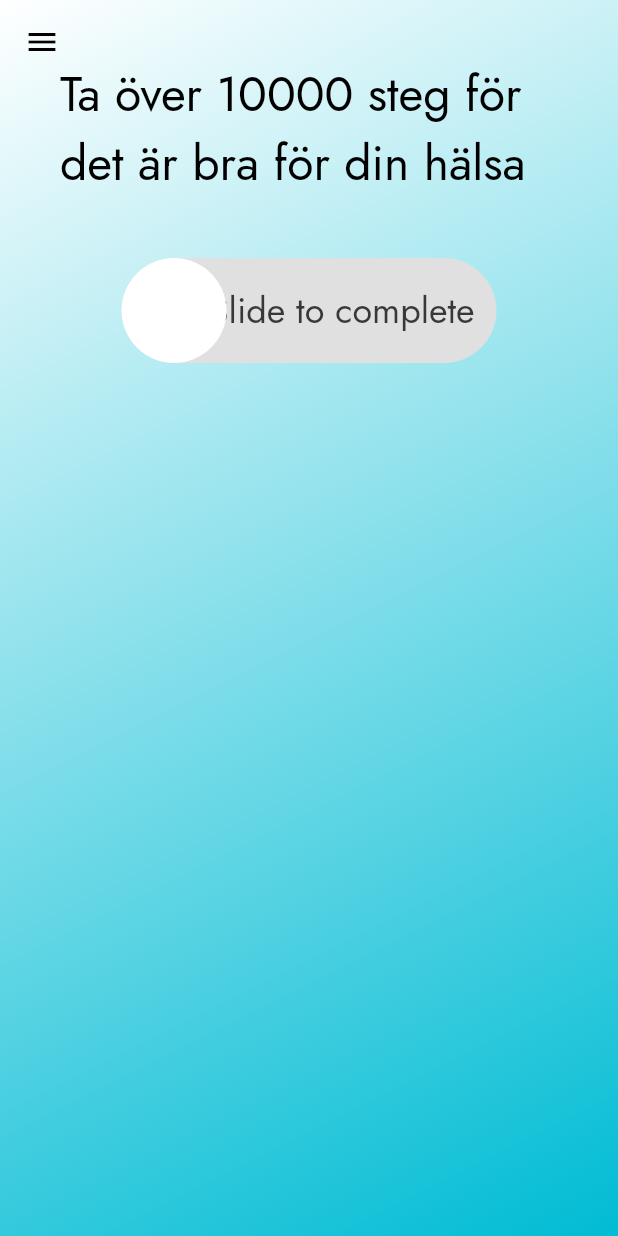
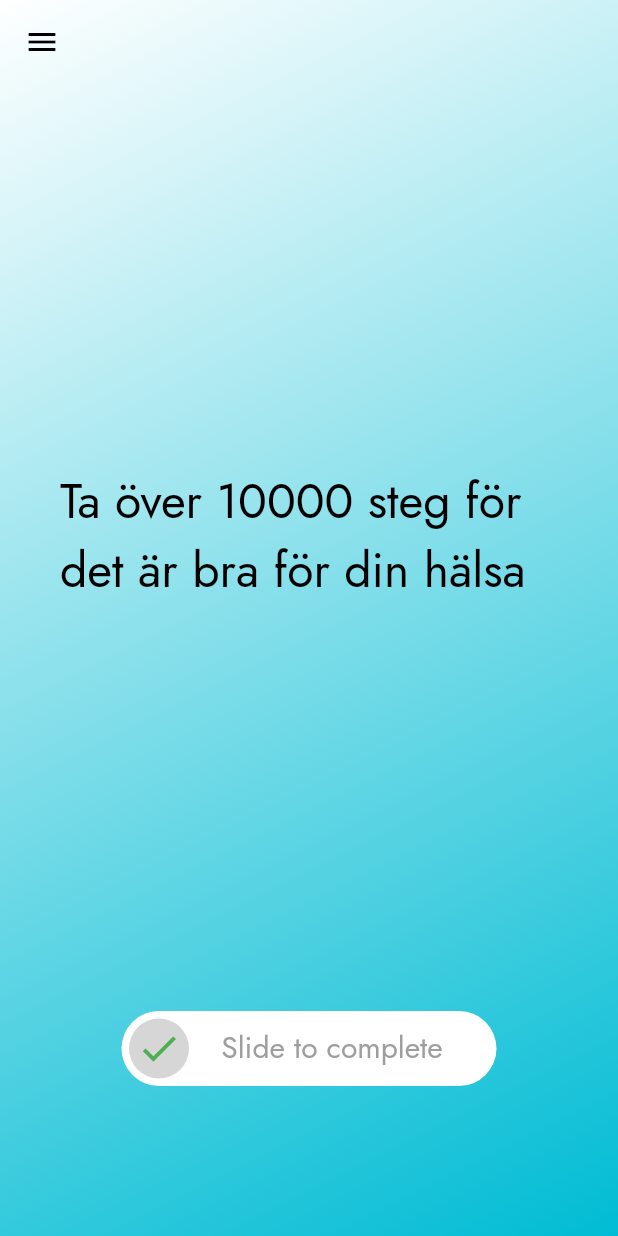
Before and after one commit to chalvikves/ChallengeApp, a Flutter app: the screen it shows after launch, on a phone screen of 412 x 824 dp. Run offline on Flutter 3.47's test engine with Material 2 defaults, Android fonts, the phone set to English and light mode, and no system bars; drawn by our look-alikes of shimmer; our stand-ins replace flutter_calendar_carousel, google_fonts, vibration.

Commit message:
Slide to complete slider (without function)

```diff
--- a/lib/views/home.dart
+++ b/lib/views/home.dart
@@ -30,9 +30,11 @@ class _HomeState extends State<Home> {
         extendBodyBehindAppBar: true,
         drawer: drawerYes(),
         body: Column(
+          mainAxisAlignment: MainAxisAlignment.spaceEvenly,
           children: [
+            const Spacer(),
             Padding(
-              padding: const EdgeInsets.all(40.0),
+              padding: const EdgeInsets.fromLTRB(40.0, 40.0, 40.0, 0.0),
               child: Center(
                 child: Text(
                   'Ta över 10000 steg för det är bra för din hälsa',
@@ -40,15 +42,32 @@ class _HomeState extends State<Home> {
                 ),
               ),
             ),
+            const Spacer(),
             SliderButton(
               action: () => print('working'),
               label: Text(
                 'Slide to complete',
                 style: GoogleFonts.jost(
-                  fontSize: 24.0,
+                  fontSize: 20.0,
+                  color: Colors.grey,
                 ),
               ),
+              alignLabel: const Alignment(0.3, 0),
+              icon: const Icon(
+                Icons.check,
+                size: 30,
+                color: Colors.green,
+              ),
+              vibrationFlag: false,
+              shimmer: false,
+              height: 50,
+              buttonSize: 40,
+              backgroundColor: Colors.white,
+              buttonColor: Colors.grey[350]!,
             ),
+            const SizedBox(
+              height: 100.0,
+            )
           ],
         ),
       ),
```
